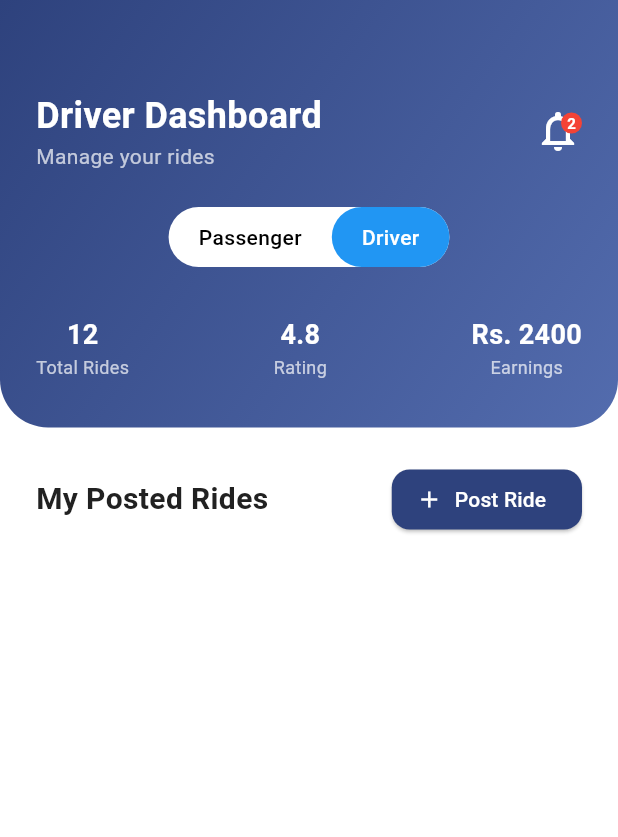
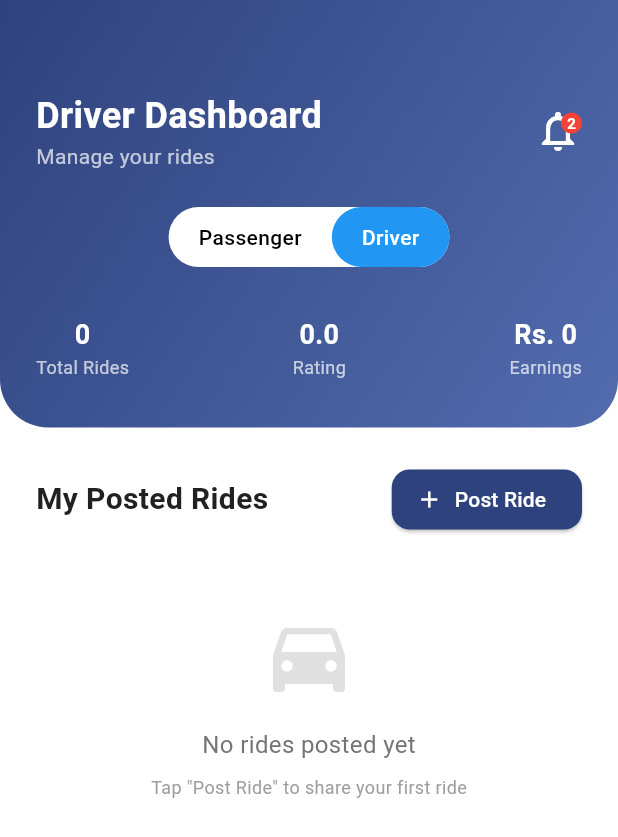
Before and after one commit to Asad-Farooq4421/comsastscarpool, a Flutter app: the DriverHomeScreen screen opened directly with empty values, on a phone screen of 412 x 824 dp. Shown: the top 837 px of the screen. Run offline on Flutter 3.47's test engine with Material 3 defaults, Android fonts, the phone set to English and light mode, and no system bars.

Commit message:
Ridessss

```diff
--- a/lib/screens/driver/driver_home_screen.dart
+++ b/lib/screens/driver/driver_home_screen.dart
@@ -1,12 +1,12 @@
 import 'package:flutter/material.dart';
-import '../../models/user_model.dart';
+import '../../models/ride_model.dart';
 import '../../widgets/role_toggle.dart';
 import '../../utils/routes.dart';
 import '../../constants/colors.dart';
 import '../../constants/text_styles.dart';
 import '../../data/dummy_rides.dart';
+import '../../data/dummy_users.dart';
 import '../../widgets/driver_ride_card.dart';
-
 
 class DriverHomeScreen extends StatefulWidget {
   final VoidCallback onSwitch;
@@ -23,17 +23,38 @@ class DriverHomeScreen extends StatefulWidget {
 class _DriverHomeScreenState extends State<DriverHomeScreen> {
   UserRole selectedRole = UserRole.driver;
 
+  // ✅ FIXED: Use current logged-in user's email
+  List<Ride> get driverRides {
+    final currentDriverEmail = getCurrentUserId();
+    return getRidesByDriverEmail(currentDriverEmail);
+  }
+
+  // ✅ Calculate total earnings
+  int get totalEarnings {
+    int earnings = 0;
+    for (var ride in driverRides) {
+      final filledSeats = ride.totalSeats - ride.availableSeats;
+      earnings += filledSeats * ride.price;
+    }
+    return earnings;
+  }
+
+  // ✅ Get driver rating from current user
+  double get driverRating {
+    final currentUser = getCurrentUser();
+    return double.parse(currentUser?['driverRating'] ?? '0.0');
+  }
+
   @override
   Widget build(BuildContext context) {
-    // For demo purposes, we'll filter dummyRides for a specific driverId
-    final driverRides = getRidesByDriverId('driver1');
+    final rides = driverRides;
 
     return Scaffold(
       backgroundColor: Colors.white,
       body: SingleChildScrollView(
         child: Column(
           children: [
-            // 🏷️ Header with Stats (Updated colors to match Passenger screen)
+            // Header with Stats
             Container(
               width: double.infinity,
               decoration: const BoxDecoration(
@@ -91,7 +112,7 @@ class _DriverHomeScreenState extends State<DriverHomeScreen> {
                   ),
                   const SizedBox(height: 24),
 
-                  // 🔘 Role Toggle
+                  // Role Toggle
                   Center(
                     child: RoleToggle(
                       selectedRole: selectedRole,
@@ -105,13 +126,13 @@ class _DriverHomeScreenState extends State<DriverHomeScreen> {
 
                   const SizedBox(height: 32),
 
-                  // 📊 Stats Row
+                  // ✅ Dynamic Stats (based on current user's rides)
                   Row(
                     mainAxisAlignment: MainAxisAlignment.spaceBetween,
                     children: [
-                      _buildStatItem('12', 'Total Rides'),
-                      _buildStatItem('4.8', 'Rating'),
-                      _buildStatItem('Rs. 2400', 'Earnings'),
+                      _buildStatItem(rides.length.toString(), 'Total Rides'),
+                      _buildStatItem(driverRating.toString(), 'Rating'),
+                      _buildStatItem('Rs. $totalEarnings', 'Earnings'),
                     ],
                   ),
                 ],
@@ -120,7 +141,7 @@ class _DriverHomeScreenState extends State<DriverHomeScreen> {
 
             const SizedBox(height: 24),
 
-            // 🧾 My Posted Rides Section
+            // My Posted Rides Section
             Padding(
               padding: const EdgeInsets.symmetric(horizontal: 24),
               child: Column(
@@ -150,18 +171,39 @@ class _DriverHomeScreenState extends State<DriverHomeScreen> {
                   ),
                   const SizedBox(height: 16),
 
-                  // 🚗 Ride Cards List
-                  ListView.builder(
+                  // Ride Cards List
+                  rides.isEmpty
+                      ? Center(
+                    child: Padding(
+                      padding: const EdgeInsets.all(32),
+                      child: Column(
+                        children: [
+                          Icon(Icons.directions_car, size: 64, color: Colors.grey.shade300),
+                          const SizedBox(height: 16),
+                          Text(
+                            'No rides posted yet',
+                            style: AppTextStyles.bodyLarge.copyWith(color: AppColors.textSecondary),
+                          ),
+                          const SizedBox(height: 8),
+                          Text(
+                            'Tap "Post Ride" to share your first ride',
+                            style: AppTextStyles.caption.copyWith(color: AppColors.textHint),
+                          ),
+                        ],
+                      ),
+                    ),
+                  )
+                      : ListView.builder(
                     shrinkWrap: true,
                     physics: const NeverScrollableScrollPhysics(),
-                    itemCount: driverRides.length,
+                    itemCount: rides.length,
                     itemBuilder: (context, index) {
-                      final ride = driverRides[index];
+                      final ride = rides[index];
                       return DriverRideCard(
                         ride: ride,
                         onViewRequests: () {
                           Navigator.pushNamed(context, AppRoutes.rideRequests, arguments: ride).then((value) {
-                             setState(() {});
+                            if (value == true) setState(() {});
                           });
                         },
                         onEdit: () {
@@ -170,7 +212,6 @@ class _DriverHomeScreenState extends State<DriverHomeScreen> {
                           });
                         },
                         onDelete: () {
-                          // Show delete confirmation
                           _showDeleteConfirmation(context, ride.rideId);
                         },
                       );
@@ -182,7 +223,6 @@ class _DriverHomeScreenState extends State<DriverHomeScreen> {
           ],
         ),
       ),
-
     );
   }
 
@@ -211,9 +251,8 @@ class _DriverHomeScreenState extends State<DriverHomeScreen> {
           TextButton(onPressed: () => Navigator.pop(context), child: const Text('Cancel')),
           TextButton(
             onPressed: () {
-              setState(() {
-                dummyRides.removeWhere((r) => r.rideId == rideId);
-              });
+              deleteRide(rideId);
+              setState(() {});
               Navigator.pop(context);
               ScaffoldMessenger.of(context).showSnackBar(
                 const SnackBar(content: Text('Ride deleted successfully'), backgroundColor: Colors.red),
--- a/lib/screens/driver/edit_ride_screen.dart
+++ b/lib/screens/driver/edit_ride_screen.dart
@@ -1,5 +1,4 @@
 import 'package:flutter/material.dart';
-import '../../constants/colors.dart';
 import '../../constants/text_styles.dart';
 import '../../models/ride_model.dart';
 import '../../data/dummy_rides.dart';
@@ -74,7 +73,7 @@ class _EditRideScreenState extends State<EditRideScreen> {
         );
 
         setState(() {
-          dummyRides[index] = updatedRide;
+          updateRide(updatedRide);
         });
 
         ScaffoldMessenger.of(context).showSnackBar(
@@ -117,7 +116,7 @@ class _EditRideScreenState extends State<EditRideScreen> {
 
   void _cancelRide() {
     setState(() {
-      dummyRides.removeWhere((r) => r.rideId == ride.rideId);
+      deleteRide(ride.rideId);
     });
 
     ScaffoldMessenger.of(context).showSnackBar(
```
Also changed, not shown: lib/screens/driver/post_ride_screen.dart (+5 -7 lines), lib/screens/driver/ride_requests_inbox_screen.dart (+101 -32 lines).
